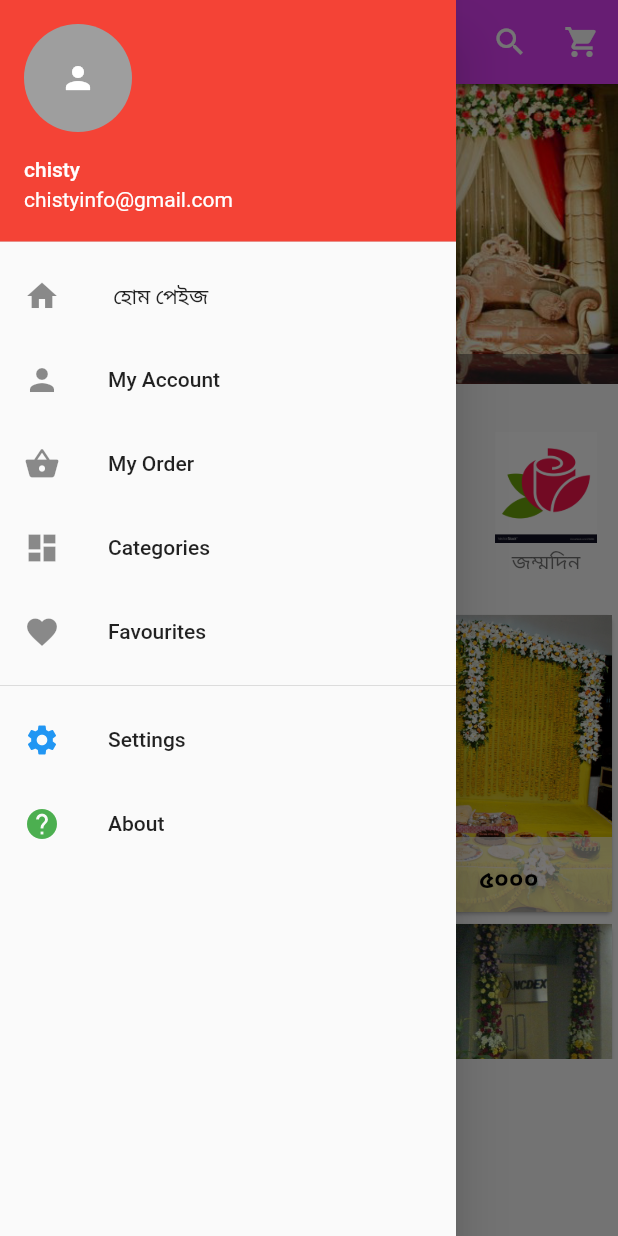
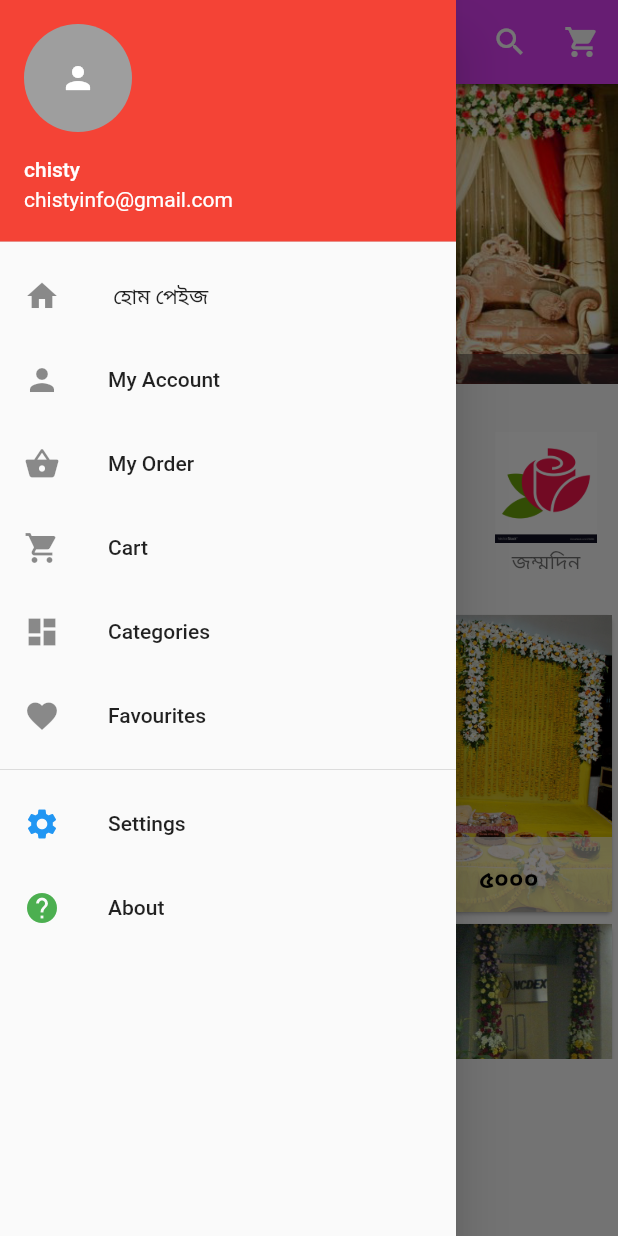
Before and after one commit to chistyinfo/flutter_ecommerce, a Flutter app: the screen it shows after launch, with the side drawer open, on a phone screen of 412 x 824 dp. Run offline on Flutter 3.47's test engine with Material 2 defaults, Android fonts, the phone set to English and light mode, and no system bars; drawn by our look-alikes of carousel_pro.

Commit message:
Lesson-21

```diff
--- a/lib/main.dart
+++ b/lib/main.dart
@@ -97,6 +97,16 @@ class _HomePageState extends State<HomePage> {
                 leading: Icon(Icons.shopping_basket),
               ),
             ),
+             InkWell(
+              onTap: () {
+                Navigator.push(context, MaterialPageRoute(builder:(context)=>Cart()));
+              },
+              //Drawer body
+              child: ListTile(
+                title: Text('Cart'),
+                leading: Icon(Icons.shopping_cart),
+              ),
+            ),
             InkWell(
               onTap: () {},
               //Drawer body
```
Also changed, not shown: lib/pages/cart.dart (+17 -0 lines).
